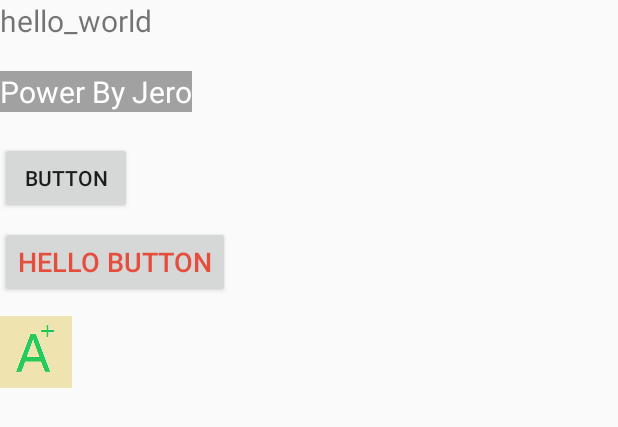
After one commit to yangxinyu56/YxyStudyDemos, an Android app: the layout activity_anim.xml on its own in the app's theme, with its tools: preview values and no code run, on a phone screen of 412 x 824 dp. The commit adds this screen. Shown: the top 427 px of the screen. Run offline under Robolectric (Android 15) with nearby library versions, the phone set to English and light mode, and no system bars.

Commit message:
测试Animation动画，升级gradle

```diff
--- a/app/src/main/java/com/yxy/study/demos/ui/MainActivity.java
+++ b/app/src/main/java/com/yxy/study/demos/ui/MainActivity.java
@@ -64,6 +64,9 @@ public class MainActivity extends AppCompatActivity {
             case 2:
                 startActivity(new Intent(this,ExpandableListViewActivity.class));
                 break;
+            case 3:
+                startActivity(new Intent(this,AnimActivity.class));
+                break;
             default:
                 break;
         }
--- /dev/null
+++ b/app/src/main/res/layout/activity_anim.xml
@@ -0,0 +1,52 @@
+<?xml version="1.0" encoding="utf-8"?>
+<layout xmlns:android="http://schemas.android.com/apk/res/android">
+
+    <LinearLayout
+        android:layout_width="match_parent"
+        android:layout_height="match_parent"
+        android:orientation="vertical">
+
+        <TextView
+            android:id="@+id/tv1"
+            android:layout_width="wrap_content"
+            android:layout_height="wrap_content"
+            android:text="hello_world"
+            android:textSize="20dp"/>
+
+        <TextView
+            android:id="@+id/tv2"
+            android:layout_width="wrap_content"
+            android:layout_height="wrap_content"
+            android:layout_marginTop="20dp"
+            android:background="#FFA1A1A1"
+            android:text="Power By Jero"
+            android:textColor="#FFFFFFFF"
+            android:textSize="20dp"/>
+
+        <Button
+            android:id="@+id/btn1"
+            android:layout_width="wrap_content"
+            android:layout_height="wrap_content"
+            android:layout_marginTop="20dp"
+            android:text="Button"/>
+
+        <Button
+            android:id="@+id/btn2"
+            android:layout_width="wrap_content"
+            android:layout_height="wrap_content"
+            android:layout_marginTop="8dp"
+            android:text="Hello Button"
+            android:textColor="#FFE54D3D"
+            android:textSize="18dp"/>
+
+        <ImageView
+            android:id="@+id/iv1"
+            android:layout_width="wrap_content"
+            android:layout_height="wrap_content"
+            android:layout_marginTop="12dp"
+            android:src="@mipmap/ic_launcher"
+            />
+    </LinearLayout>
+
+
+</layout>
--- a/app/src/main/res/values/strings.xml
+++ b/app/src/main/res/values/strings.xml
@@ -4,7 +4,7 @@
         <item>ViewPager+TabLayout</item>
         <item>Glide</item>
         <item>ExpandableListView</item>
-        <item>dd</item>
+        <item>Animation</item>
         <item>ee</item>
     </string-array>
 </resources>
--- a/build.gradle
+++ b/build.gradle
@@ -5,7 +5,7 @@ buildscript {
         jcenter()
     }
     dependencies {
-        classpath 'com.android.tools.build:gradle:2.2.3'
+        classpath 'com.android.tools.build:gradle:3.0.0-alpha3'
 
         // NOTE: Do not place your application dependencies here; they belong
         // in the individual module build.gradle files
```
Also changed, not shown: app/build.gradle (+4 -4 lines), app/src/main/AndroidManifest.xml (+12 -10 lines), app/src/main/java/com/yxy/study/demos/manager/AnimManager.java (added, +98 -0 lines), app/src/main/java/com/yxy/study/demos/ui/AnimActivity.java (added, +74 -0 lines), app/src/main/res/anim/anim_btn1.xml (added, +9 -0 lines), app/src/main/res/anim/anim_btn2.xml (added, +9 -0 lines), app/src/main/res/anim/anim_iv1.xml (added, +13 -0 lines), app/src/main/res/anim/anim_tv1.xml (added, +9 -0 lines), app/src/main/res/anim/anim_tv2.xml (added, +8 -0 lines), gradle/wrapper/gradle-wrapper.properties.
